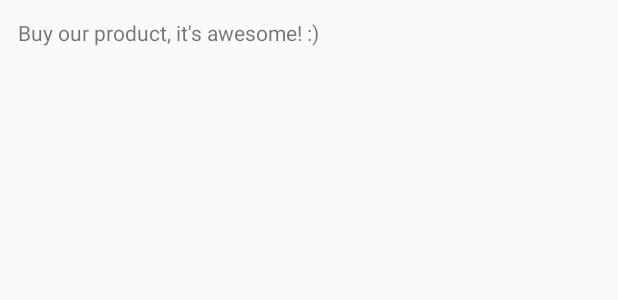
After one commit to danielmalone/Android-Gson-RecyclerView, an Android app: the layout row_ad.xml on its own in the app's theme, with its tools: preview values and no code run, on a phone screen of 412 x 824 dp. The commit adds this screen. Shown: the top 300 px of the screen. Run offline under Robolectric (Android 15) with nearby library versions, the phone set to English and light mode, and no system bars.

Commit message:
add viewTypes for ads, posts

```diff
--- a/app/src/main/java/com/danielmalone/android_gson/MainActivity.kt
+++ b/app/src/main/java/com/danielmalone/android_gson/MainActivity.kt
@@ -34,11 +34,12 @@ class MainActivity : AppCompatActivity() {
     fun showStories(json: String) {
         val gson: Gson = GsonBuilder().create()
         val stories: List<Story> = gson.fromJson(json, Array<Story>::class.java).toList()
-        showRecyclerView(stories)
+        val newStories: List<Story> = stories.subList(70, stories.size)
+        showRecyclerView(newStories)
     }
 
     fun showRecyclerView(stories: List<Story>) {
         recyclerView.layoutManager = LinearLayoutManager(this)
-        recyclerView.adapter = StoriesAdapter(stories, this@MainActivity)
+        recyclerView.adapter = StoriesAdapter(stories)
     }
 }
--- /dev/null
+++ b/app/src/main/res/layout/row_ad.xml
@@ -0,0 +1,14 @@
+<?xml version="1.0" encoding="utf-8"?>
+<android.support.constraint.ConstraintLayout
+    xmlns:android="http://schemas.android.com/apk/res/android"
+    android:layout_width="match_parent"
+    android:layout_height="200dp">
+
+    <TextView
+        android:id="@+id/text"
+        android:layout_width="wrap_content"
+        android:layout_height="wrap_content"
+        android:padding="12dp"
+        android:text="@string/ad_text"/>
+
+</android.support.constraint.ConstraintLayout>
--- a/app/src/main/res/values/strings.xml
+++ b/app/src/main/res/values/strings.xml
@@ -1,4 +1,5 @@
 <resources>
     <string name="app_name">Android-Gson</string>
     <string name="action_settings">Settings</string>
+    <string name="ad_text">Buy our product, it\'s awesome! :)</string>
 </resources>
```
Also changed, not shown: app/src/main/java/com/danielmalone/android_gson/StoriesAdapter.kt (+52 -15 lines).
